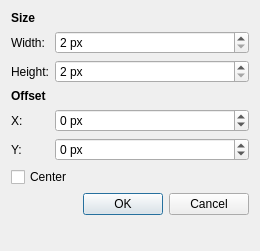
The window that controls/dialogresize.ui (riuson/lcd-image-converter) describes before a commit, drawn with Qt 5.
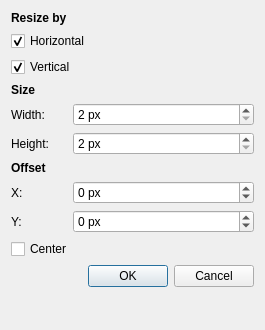
The same window after the commit.

Commit message: Added feature 'minimize font height'.

Diff of the .ui file:
```diff
--- a/controls/dialogresize.ui
+++ b/controls/dialogresize.ui
@@ -6,15 +6,15 @@
    <rect>
     <x>0</x>
     <y>0</y>
-    <width>260</width>
-    <height>251</height>
+    <width>265</width>
+    <height>330</height>
    </rect>
   </property>
   <property name="windowTitle">
    <string>Resize</string>
   </property>
   <layout class="QFormLayout" name="formLayout">
-   <item row="0" column="0">
+   <item row="3" column="0">
     <widget class="QLabel" name="label">
      <property name="font">
       <font>
@@ -27,14 +27,14 @@
      </property>
     </widget>
    </item>
-   <item row="1" column="0">
+   <item row="4" column="0">
     <widget class="QLabel" name="label_2">
      <property name="text">
       <string>Width:</string>
      </property>
     </widget>
    </item>
-   <item row="1" column="1">
+   <item row="4" column="1">
     <widget class="QSpinBox" name="spinBoxWidth">
      <property name="suffix">
       <string> px</string>
@@ -47,14 +47,14 @@
      </property>
     </widget>
    </item>
-   <item row="2" column="0">
+   <item row="5" column="0">
     <widget class="QLabel" name="label_3">
      <property name="text">
       <string>Height:</string>
      </property>
     </widget>
    </item>
-   <item row="2" column="1">
+   <item row="5" column="1">
     <widget class="QSpinBox" name="spinBoxHeight">
      <property name="suffix">
       <string> px</string>
@@ -67,7 +67,7 @@
      </property>
     </widget>
    </item>
-   <item row="3" column="0">
+   <item row="6" column="0">
     <widget class="QLabel" name="label_4">
      <property name="font">
       <font>
@@ -80,14 +80,14 @@
      </property>
     </widget>
    </item>
-   <item row="4" column="0">
+   <item row="7" column="0">
     <widget class="QLabel" name="labelOffsetX">
      <property name="text">
       <string>X:</string>
      </property>
     </widget>
    </item>
-   <item row="4" column="1">
+   <item row="7" column="1">
     <widget class="QSpinBox" name="spinBoxOffsetX">
      <property name="suffix">
       <string> px</string>
@@ -100,14 +100,14 @@
      </property>
     </widget>
    </item>
-   <item row="5" column="0">
+   <item row="8" column="0">
     <widget class="QLabel" name="labelOffsetY">
      <property name="text">
       <string>Y:</string>
      </property>
     </widget>
    </item>
-   <item row="5" column="1">
+   <item row="8" column="1">
     <widget class="QSpinBox" name="spinBoxOffsetY">
      <property name="suffix">
       <string> px</string>
@@ -120,20 +120,53 @@
      </property>
     </widget>
    </item>
-   <item row="6" column="0" colspan="2">
+   <item row="9" column="0" colspan="2">
     <widget class="QCheckBox" name="checkBoxCenter">
      <property name="text">
       <string>Center</string>
      </property>
     </widget>
    </item>
-   <item row="7" column="0" colspan="2">
+   <item row="10" column="0" colspan="2">
     <widget class="QDialogButtonBox" name="buttonBox">
      <property name="standardButtons">
       <set>QDialogButtonBox::Cancel|QDialogButtonBox::Ok</set>
      </property>
     </widget>
    </item>
+   <item row="0" column="0">
+    <widget class="QLabel" name="label_5">
+     <property name="font">
+      <font>
+       <weight>75</weight>
+       <bold>true</bold>
+      </font>
+     </property>
+     <property name="text">
+      <string>Resize by</string>
+     </property>
+    </widget>
+   </item>
+   <item row="1" column="0" colspan="2">
+    <widget class="QCheckBox" name="checkBoxResizeWidth">
+     <property name="text">
+      <string>Horizontal</string>
+     </property>
+     <property name="checked">
+      <bool>true</bool>
+     </property>
+    </widget>
+   </item>
+   <item row="2" column="0" colspan="2">
+    <widget class="QCheckBox" name="checkBoxResizeHeight">
+     <property name="text">
+      <string>Vertical</string>
+     </property>
+     <property name="checked">
+      <bool>true</bool>
+     </property>
+    </widget>
+   </item>
   </layout>
  </widget>
  <resources/>
```
Left out of the diff: 72 changed lines with no effect on the pictures. The commit also changes 6 other files.
